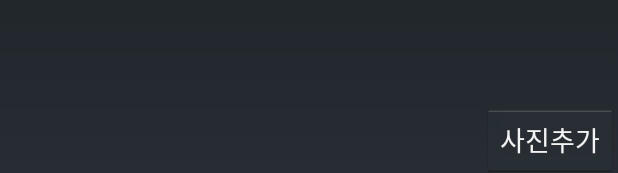
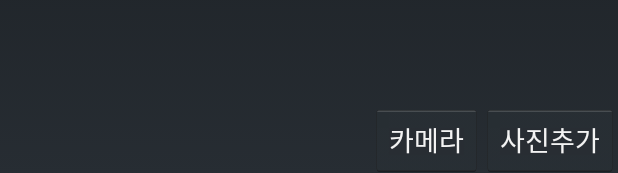
Before and after one commit to green1343/bonghwanet, an Android app: the layout gallery.xml on its own in the app's theme, with its tools: preview values and no code run, on a phone screen of 412 x 824 dp. Shown: the part 1060-1233 px from the top of the screen. Run offline under Robolectric (Android 15) with nearby library versions, the phone set to English and light mode, and no system bars.

Commit message:
1차갤러리 틀 수정 카메라로 사진 업로드및 사진 저장경로 변경중

```diff
--- a/Application/src/main/res/layout/gallery.xml
+++ b/Application/src/main/res/layout/gallery.xml
@@ -11,7 +11,6 @@
         android:layout_gravity="right"
         android:layout_alignParentBottom="true"
         android:layout_alignParentRight="true"
-        android:onClick="onActivityResult"
         android:layout_alignParentEnd="true" />
 
     <Gallery
@@ -27,4 +26,14 @@
         android:padding="20dp"
         android:layout_above="@+id/buttonCreate" />
 
+    <Button
+        android:layout_width="wrap_content"
+        android:layout_height="wrap_content"
+        android:text="카메라"
+        android:id="@+id/button2"
+        android:layout_gravity="right"
+        android:layout_below="@+id/ivPoster"
+        android:layout_toLeftOf="@+id/buttonCreate"
+        android:layout_toStartOf="@+id/buttonCreate" />
+
 </RelativeLayout>
```
Also changed, not shown: Application/src/main/java/com/example/android/basicaccessibility/GallaryActivity.java (+24 -1 lines), Application/src/main/java/com/example/android/basicaccessibility/ChattingActivity.java (indentation only), Application/src/main/res/drawable-hdpi/mov11.png (added), Application/src/main/res/drawable-hdpi/mov12.png (added), Application/src/main/res/drawable-hdpi/mov13.png (added), Application/src/main/res/drawable-hdpi/mov14.png (added), Application/src/main/res/drawable-hdpi/mov15.png (added), Application/src/main/res/drawable-hdpi/mov16.jpg (added), 42 other files.
